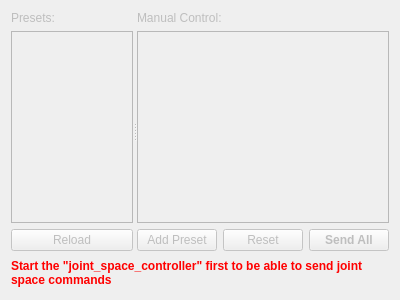
Old version of the form moma_tools/rqt_position_control/resource/position_control.ui in the repository ethz-asl/moma.
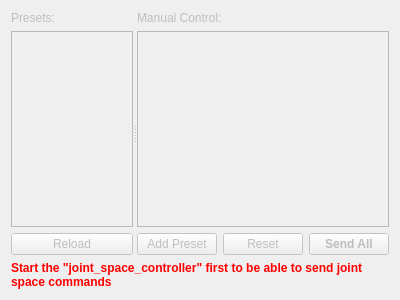
New version of the form.

Commit message: Fix dashboard perspective

Patch:
```diff
--- a/moma_tools/rqt_position_control/resource/position_control.ui
+++ b/moma_tools/rqt_position_control/resource/position_control.ui
@@ -19,6 +19,12 @@
   <layout class="QVBoxLayout" name="verticalLayout">
    <item>
     <widget class="QSplitter" name="splitter">
+     <property name="sizePolicy">
+      <sizepolicy hsizetype="Expanding" vsizetype="Expanding">
+       <horstretch>0</horstretch>
+       <verstretch>0</verstretch>
+      </sizepolicy>
+     </property>
      <property name="orientation">
       <enum>Qt::Horizontal</enum>
      </property>
```
The commit also changes 1 other file.
